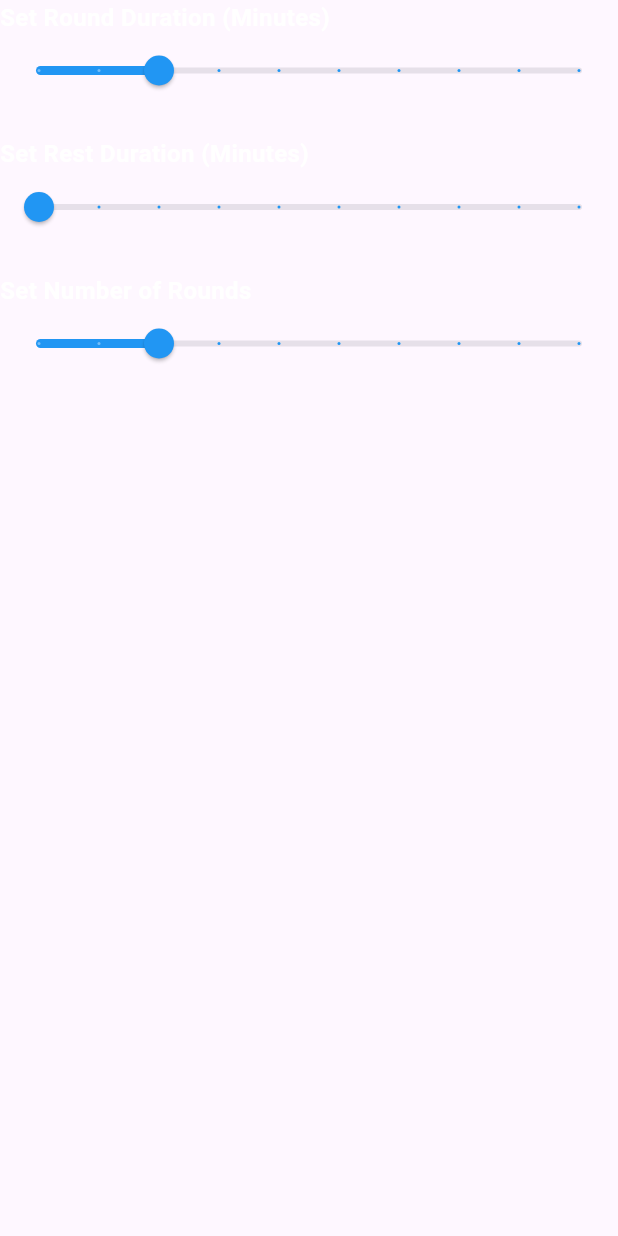
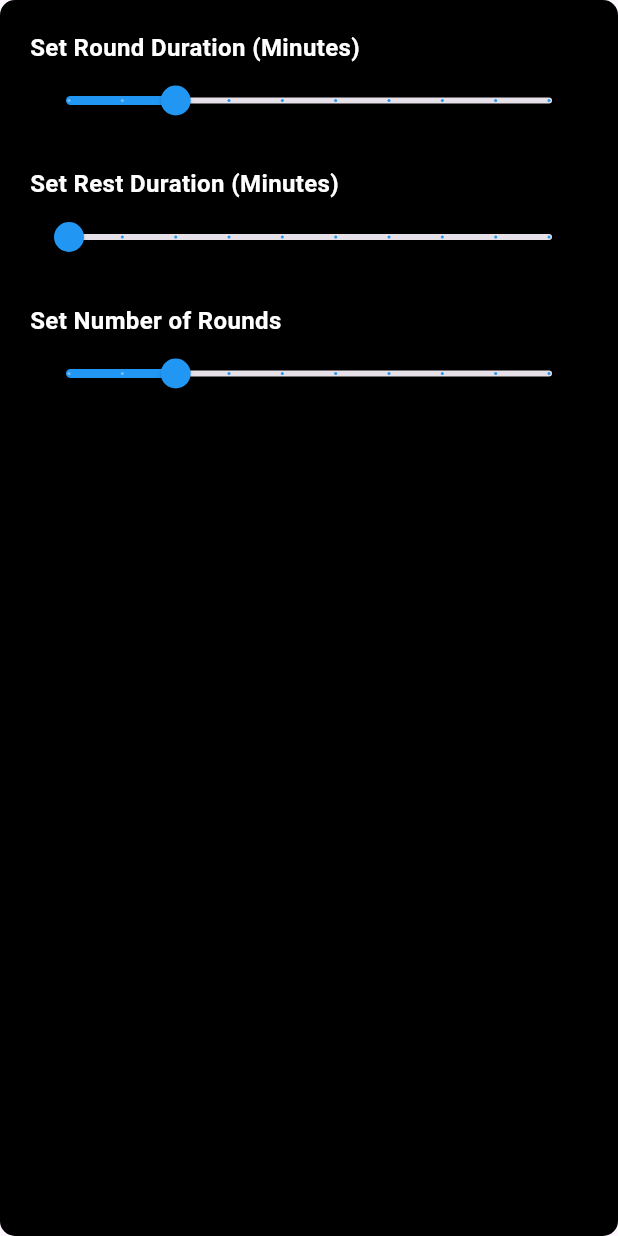
Before and after one commit to AshCash223/boxing_timer_flutter, a Flutter app: the TimerSettings widget shown alone on an empty page, opened directly, on a phone screen of 412 x 824 dp. Run offline on Flutter 3.47's test engine with Material 3 defaults, Android fonts, the phone set to English and light mode, and no system bars.

Commit message:
Implemented pop up Settings section

```diff
--- a/lib/widget/settings_section.dart
+++ b/lib/widget/settings_section.dart
@@ -10,8 +10,12 @@ class TimerSettings extends StatelessWidget {
     // Access TimerState via Provider
     final timerState = Provider.of<TimerState>(context);
 
-    return Expanded(
-      flex: 1,
+    return Container(
+      padding: const EdgeInsets.all(20.0),
+      decoration: BoxDecoration(
+        color: Colors.black,
+        borderRadius: BorderRadius.circular(10),
+      ),
       child: Column(
         crossAxisAlignment: CrossAxisAlignment.start,
         children: [
@@ -25,7 +29,7 @@ class TimerSettings extends StatelessWidget {
             value: timerState.roundDuration.toDouble(),
             divisions: 9,
             label: '${timerState.roundDuration} min',
-            activeColor: Colors.blue, // Set the active part of the slider to green
+            activeColor: Colors.blue, // Set the active part of the slider to blue
             onChanged: (value) {
               timerState.setRoundDuration(value.toInt());
             },
--- a/pubspec.yaml
+++ b/pubspec.yaml
@@ -9,6 +9,7 @@ environment:
 dependencies:
   flutter:
     sdk: flutter
+  flutter_popup: ^3.3.0
   provider: ^6.1.2
 
 dev_dependencies:
```
Also changed, not shown: lib/widget/timer_page.dart (+55 -4 lines), pubspec.lock.
